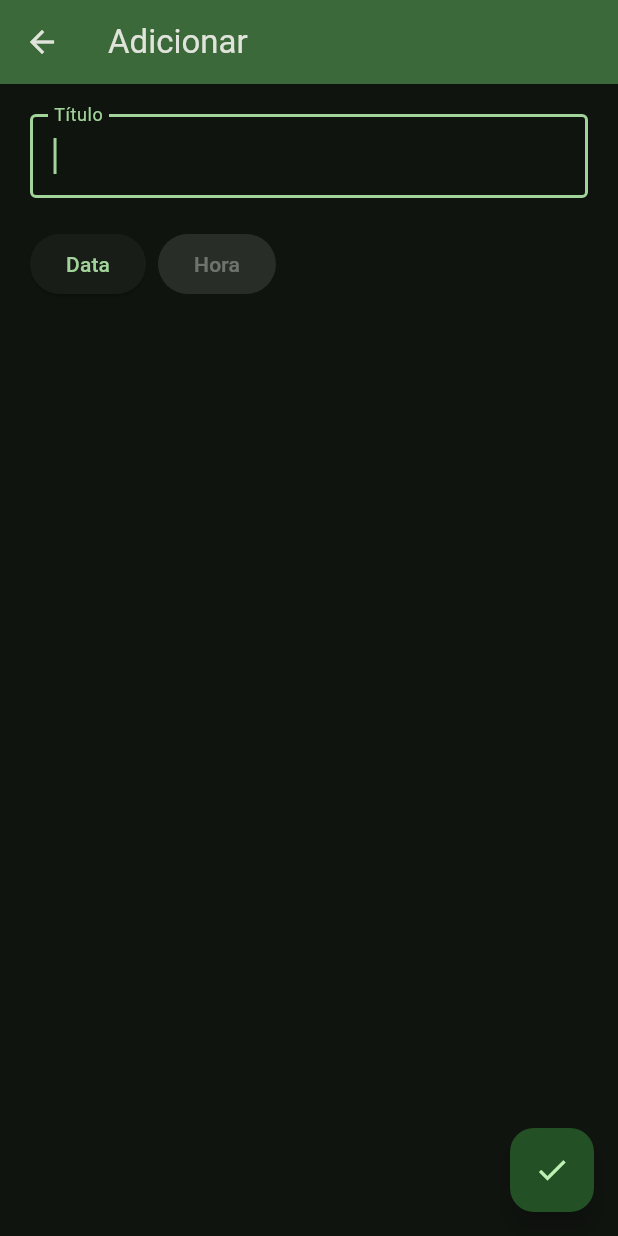
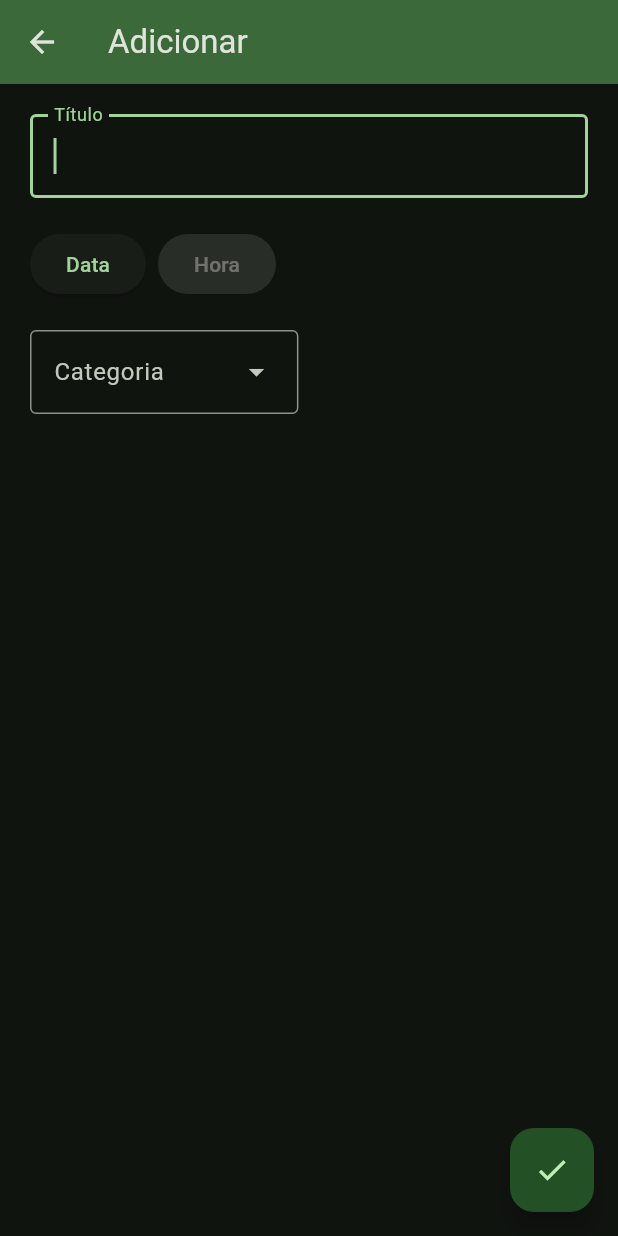
Before and after one commit to IgorAugst/todo_flutter, a Flutter app: the screen it shows after launch, after a tap on the "add" icon, on a phone screen of 412 x 824 dp. Run offline on Flutter 3.47's test engine with Material 3 defaults, Android fonts, the phone set to English and light mode, and no system bars; drawn by our look-alikes of sentry_flutter; our stand-ins replace flutter_local_notifications, flutter_slidable, implicitly_animated_reorderable_list_2, sqflite, timezone; accounts and stored records are empty.

```diff
--- a/lib/pages/item_page.dart
+++ b/lib/pages/item_page.dart
@@ -4,6 +4,8 @@ import 'package:provider/provider.dart';
 import 'package:todo_flutter/models/todo_item.dart';
 import 'package:todo_flutter/providers/category_provider.dart';
 import 'package:todo_flutter/providers/todo_provider.dart';
+
+import '../models/category.dart';
 
 class ItemPage extends StatefulWidget {
   final String title;
@@ -46,14 +48,14 @@ class _ItemPageState extends State<ItemPage> {
     super.dispose();
   }
 
-  List<DropdownMenuItem<String>> _getDropdownItems() {
+  List<DropdownMenuEntry<Category>> _getDropdownItems() {
     var categories = _categoryProvider?.getCategories();
-    var items = <DropdownMenuItem<String>>[];
+    var items = <DropdownMenuEntry<Category>>[];
 
     for (var category in categories!) {
-      items.add(DropdownMenuItem(
-        value: category.name,
-        child: Text(category.name),
+      items.add(DropdownMenuEntry<Category>(
+        value: category,
+        label: category.name,
       ));
     }
 
@@ -106,6 +108,7 @@ class _ItemPageState extends State<ItemPage> {
           child: Form(
               key: _formItemPageKey,
               child: Column(
+                crossAxisAlignment: CrossAxisAlignment.stretch,
                 children: [
                   TextFormField(
                     controller: _controller,
@@ -164,6 +167,16 @@ class _ItemPageState extends State<ItemPage> {
                         child: Text(timeText),
                       ),
                     ],
+                  ),
+                  SizedBox(
+                    height: 20,
+                  ),
+                  DropdownMenu<Category>(
+                    label: const Text('Categoria'),
+                    onSelected: (Category? value) {
+                      setState(() {});
+                    },
+                    dropdownMenuEntries: _getDropdownItems(),
                   )
                 ],
               )),
```
